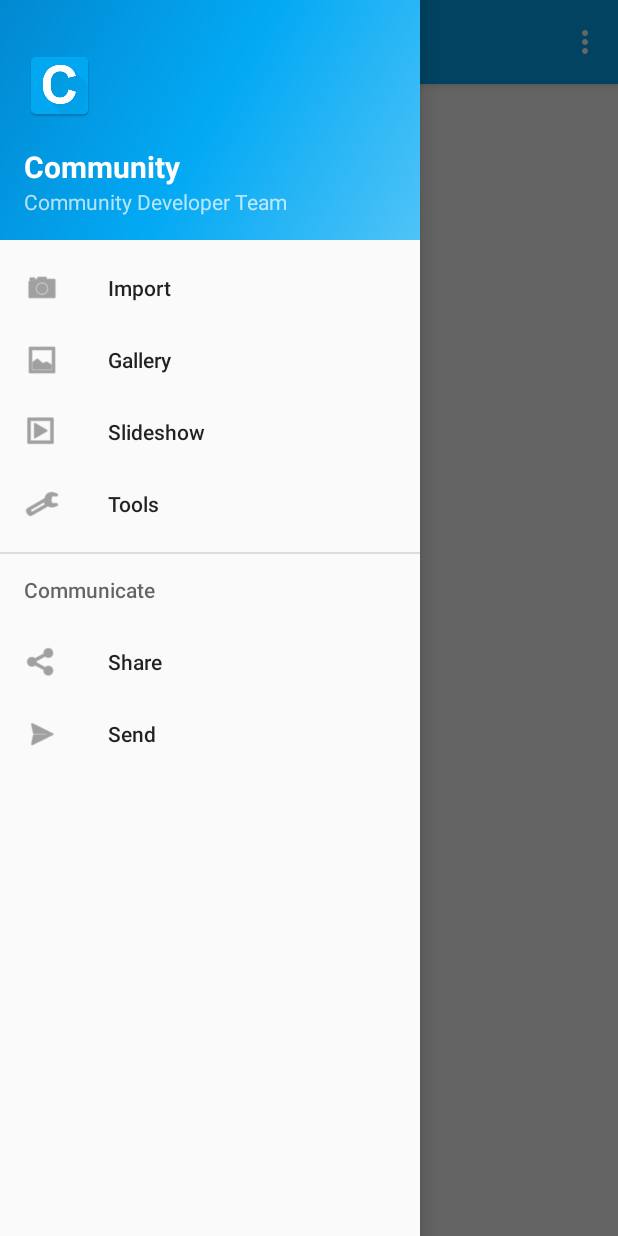
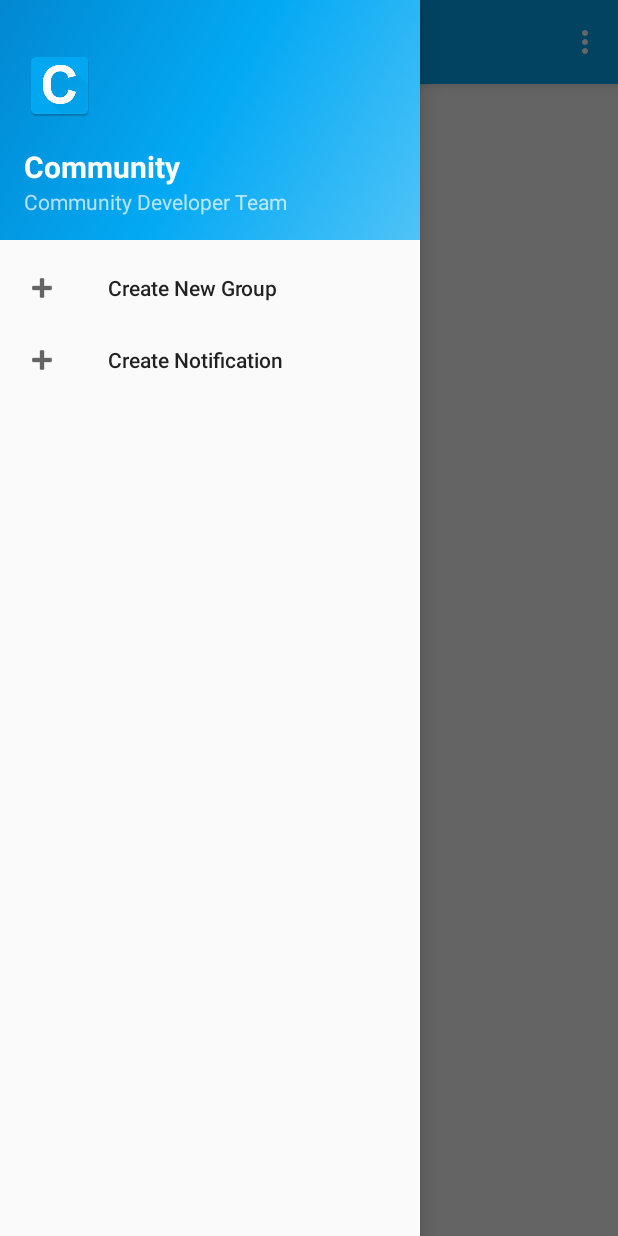
Before and after one commit to matthewhunter404/community, an Android app: the screen it shows after launch (MainActivity), with the side drawer open, on a phone screen of 412 x 824 dp. Run offline under Robolectric (Android 15) with nearby library versions, the phone set to English and light mode, and no system bars.

Commit message:
Changes side nav list display to just add a new group and add a new notification options

```diff
--- a/app/src/main/java/matt/community/MainActivity.java
+++ b/app/src/main/java/matt/community/MainActivity.java
@@ -71,17 +71,9 @@ public class MainActivity extends AppCompatActivity
         // Handle navigation view item clicks here.
         int id = item.getItemId();
 
-        if (id == R.id.nav_camara) {
-            // Handle the camera action
-        } else if (id == R.id.nav_gallery) {
+        if (id == R.id.nav_create_group) {
 
-        } else if (id == R.id.nav_slideshow) {
-
-        } else if (id == R.id.nav_manage) {
-
-        } else if (id == R.id.nav_share) {
-
-        } else if (id == R.id.nav_send) {
+        } else if (id == R.id.nav_create_notification) {
 
         }
 
--- a/app/src/main/res/menu/activity_main_drawer.xml
+++ b/app/src/main/res/menu/activity_main_drawer.xml
@@ -2,23 +2,10 @@
 <menu xmlns:android="http://schemas.android.com/apk/res/android">
 
     <group android:checkableBehavior="single">
-        <item android:id="@+id/nav_camara" android:icon="@android:drawable/ic_menu_camera"
-            android:title="Import" />
-        <item android:id="@+id/nav_gallery" android:icon="@android:drawable/ic_menu_gallery"
-            android:title="Gallery" />
-        <item android:id="@+id/nav_slideshow" android:icon="@android:drawable/ic_menu_slideshow"
-            android:title="Slideshow" />
-        <item android:id="@+id/nav_manage" android:icon="@android:drawable/ic_menu_manage"
-            android:title="Tools" />
+        <item android:id="@+id/nav_create_group" android:icon="@android:drawable/ic_input_add"
+            android:title="@string/create_group" />
+        <item android:id="@+id/nav_create_notification" android:icon="@android:drawable/ic_input_add"
+            android:title="@string/create_notification" />
     </group>
 
-    <item android:title="Communicate">
-        <menu>
-            <item android:id="@+id/nav_share" android:icon="@android:drawable/ic_menu_share"
-                android:title="Share" />
-            <item android:id="@+id/nav_send" android:icon="@android:drawable/ic_menu_send"
-                android:title="Send" />
-        </menu>
-    </item>
-
 </menu>
--- a/app/src/main/res/values/strings.xml
+++ b/app/src/main/res/values/strings.xml
@@ -5,4 +5,7 @@
     <string name="navigation_drawer_close">Close navigation drawer</string>
 
     <string name="action_settings">Settings</string>
+
+    <string name="create_group">Create New Group</string>
+    <string name="create_notification">Create Notification</string>
 </resources>
```
